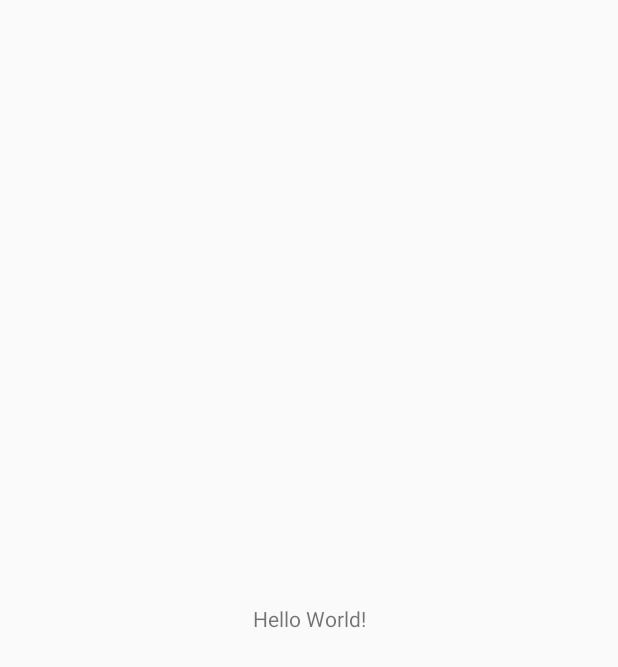
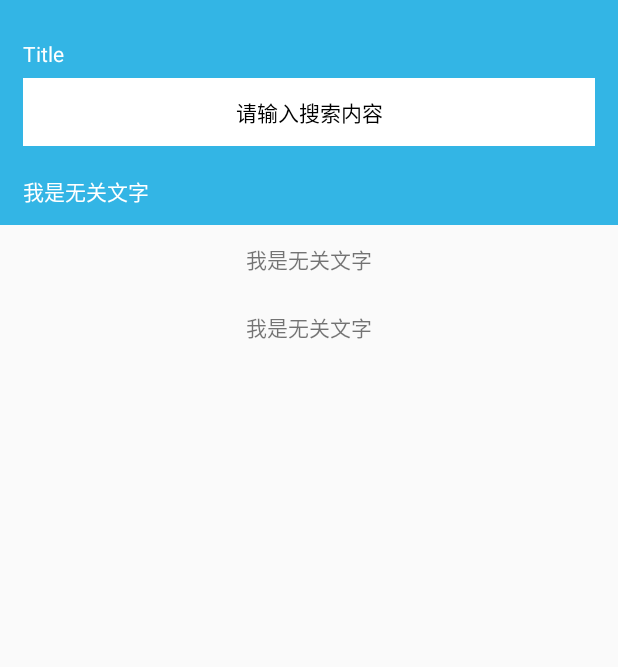
Before and after one commit to ToOak/MyGroceryStore, an Android app: the screen it shows after launch (MainActivity), on a phone screen of 412 x 824 dp. Before the commit the part shown is almost empty. Shown: the top 667 px of the screen. Run offline under Robolectric (Android 15) with nearby library versions, the phone set to English and light mode, and no system bars.

Commit message:
view属性渐变动画

```diff
--- a/app/src/main/AndroidManifest.xml
+++ b/app/src/main/AndroidManifest.xml
@@ -16,6 +16,7 @@
                 <category android:name="android.intent.category.LAUNCHER" />
             </intent-filter>
         </activity>
+        <activity android:name=".TwoActivity"></activity>
     </application>
 
 </manifest>
--- a/app/src/main/java/com/example/xushuailong/mygrocerystore/MainActivity.java
+++ b/app/src/main/java/com/example/xushuailong/mygrocerystore/MainActivity.java
@@ -1,15 +1,15 @@
 package com.example.xushuailong.mygrocerystore;
 
+import android.content.Intent;
 import android.os.Bundle;
+import android.view.View;
+import android.widget.TextView;
 
 import com.example.xushuailong.mygrocerystore.base.BaseActivity;
 
 public class MainActivity extends BaseActivity {
 
-    @Override
-    protected void onCreate(Bundle savedInstanceState) {
-        super.onCreate(savedInstanceState);
-    }
+    private TextView tv;
 
     @Override
     protected int getlayoutId() {
@@ -18,7 +18,20 @@ public class MainActivity extends BaseActivity {
 
     @Override
     protected void initView() {
-
+        tv = (TextView) findViewById(R.id.tv_main);
+        tv.setOnClickListener(new View.OnClickListener() {
+            @Override
+            public void onClick(View v) {
+                Intent intent = new Intent(MainActivity.this, TwoActivity.class);
+                //获取控件在屏幕中的坐标
+                int location[] = new int[2];
+                tv.getLocationOnScreen(location);
+                intent.putExtra("x", location[0]);
+                intent.putExtra("y", location[1]);
+                startActivity(intent);
+                overridePendingTransition(0, 0);
+            }
+        });
     }
 
     @Override
--- a/app/src/main/res/layout/activity_main.xml
+++ b/app/src/main/res/layout/activity_main.xml
@@ -1,18 +1,62 @@
 <?xml version="1.0" encoding="utf-8"?>
-<android.support.constraint.ConstraintLayout xmlns:android="http://schemas.android.com/apk/res/android"
-    xmlns:app="http://schemas.android.com/apk/res-auto"
-    xmlns:tools="http://schemas.android.com/tools"
+<LinearLayout xmlns:android="http://schemas.android.com/apk/res/android"
+    android:id="@+id/activity_main"
     android:layout_width="match_parent"
     android:layout_height="match_parent"
-    tools:context="com.example.xushuailong.mygrocerystore.MainActivity">
+    android:orientation="vertical">
+
+    <FrameLayout
+        android:layout_width="match_parent"
+        android:background="@android:color/holo_blue_light"
+        android:layout_height="150dp">
+        <TextView
+            android:layout_width="match_parent"
+            android:layout_height="45dp"
+            android:layout_gravity="top"
+            android:paddingLeft="15dp"
+            android:gravity="bottom"
+            android:text="Title"
+            android:textColor="@android:color/white" />
+
+        <TextView
+            android:id="@+id/tv_main"
+            android:layout_width="match_parent"
+            android:layout_height="45dp"
+            android:background="@android:color/background_light"
+            android:layout_gravity="center"
+            android:layout_marginLeft="15dp"
+            android:layout_marginRight="15dp"
+            android:textColor="@android:color/white"
+            android:transitionName="shareTransition" />
+
+        <TextView
+            android:layout_width="match_parent"
+            android:layout_height="45dp"
+            android:layout_gravity="center"
+            android:gravity="center"
+            android:text="请输入搜索内容"
+            android:textColor="@android:color/black"
+            android:transitionName="shareTransition" />
+
+        <TextView
+            android:layout_width="match_parent"
+            android:layout_height="45dp"
+            android:gravity="center_vertical"
+            android:layout_gravity="bottom"
+            android:paddingLeft="15dp"
+            android:textColor="@android:color/white"
+            android:text="我是无关文字" />
+    </FrameLayout>
 
     <TextView
-        android:layout_width="wrap_content"
-        android:layout_height="wrap_content"
-        android:text="Hello World!"
-        app:layout_constraintBottom_toBottomOf="parent"
-        app:layout_constraintLeft_toLeftOf="parent"
-        app:layout_constraintRight_toRightOf="parent"
-        app:layout_constraintTop_toTopOf="parent" />
+        android:layout_width="match_parent"
+        android:layout_height="45dp"
+        android:gravity="center"
+        android:text="我是无关文字" />
 
-</android.support.constraint.ConstraintLayout>
+    <TextView
+        android:layout_width="match_parent"
+        android:layout_height="45dp"
+        android:gravity="center"
+        android:text="我是无关文字" />
+</LinearLayout>
```
Also changed, not shown: app/src/main/java/com/example/xushuailong/mygrocerystore/TwoActivity.java (added, +205 -0 lines), app/src/main/res/layout/activity_two.xml (added, +66 -0 lines).
